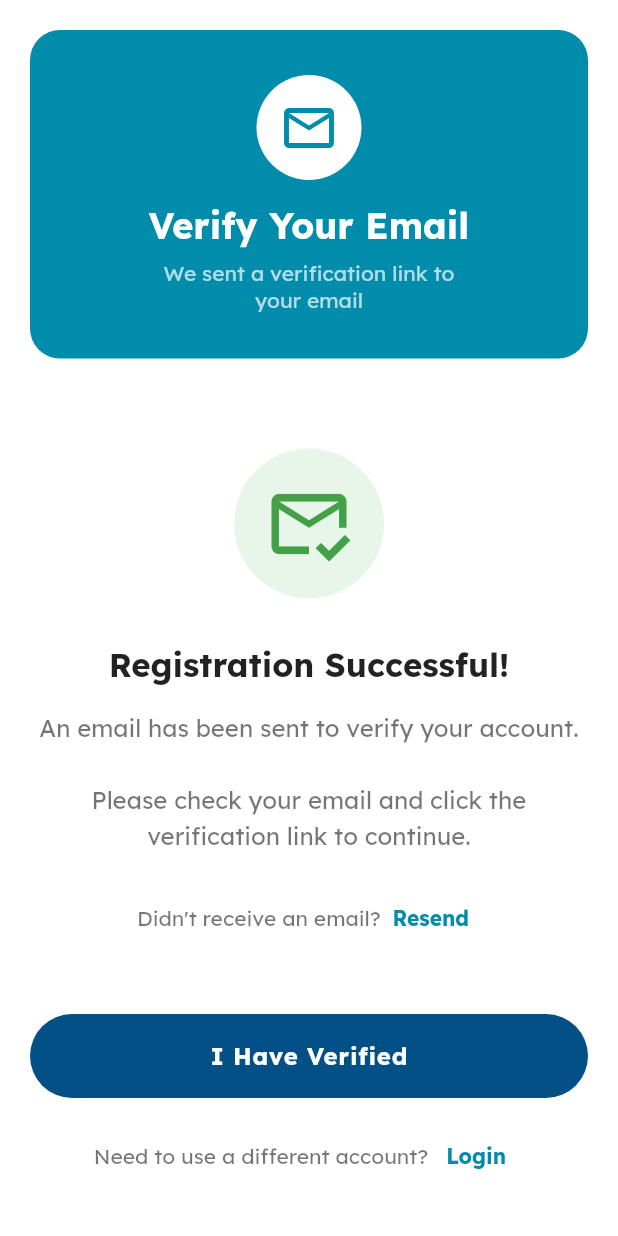
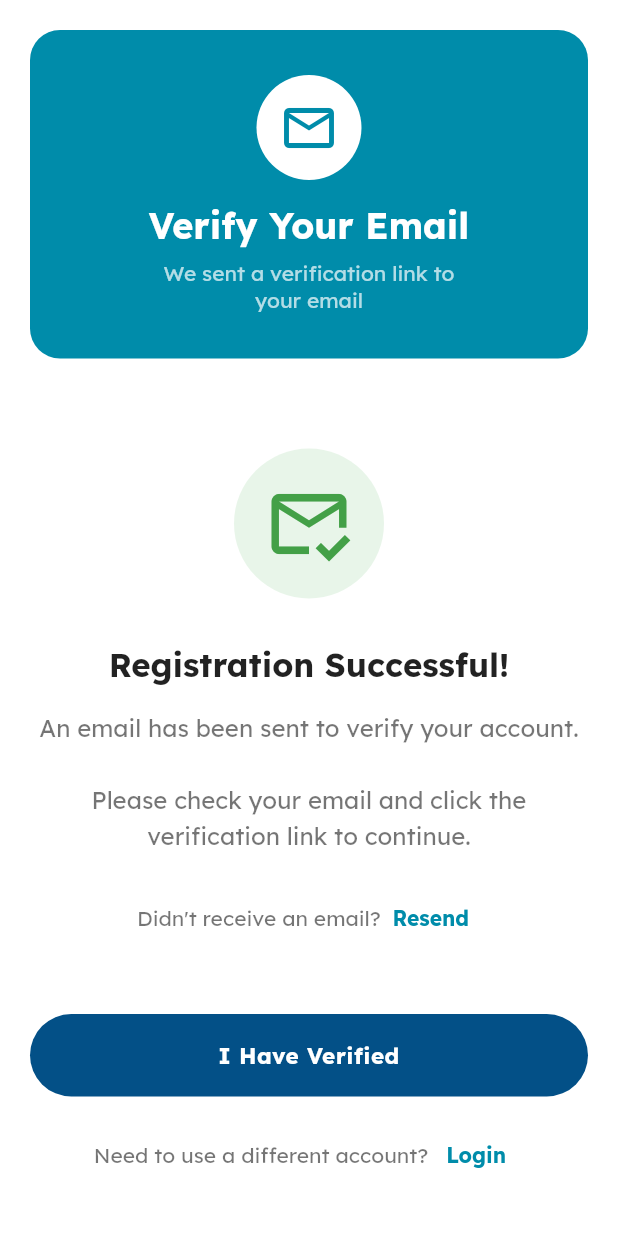
Before and after one commit to txlhae/tiri-frontend, a Flutter app: the EmailVerificationScreen screen opened by its route, on a phone screen of 412 x 824 dp. Run offline on Flutter 3.47's test engine with Material 3 defaults, Android fonts, the light colour scheme and no system bars; our stand-ins replace app_links, connectivity_plus, country_picker, dio, firebase_core, firebase_messaging and 15 more; missing offline and left inert: defer_pointer, mobile_scanner; accounts and stored records are empty; network calls fail.

Commit message:
cancel button layout updation for small screens

```diff
--- a/lib/screens/widgets/custom_widgets/custom_button.dart
+++ b/lib/screens/widgets/custom_widgets/custom_button.dart
@@ -29,7 +29,7 @@ class CustomButton extends StatelessWidget {
           child: Padding(
             padding: const EdgeInsets.symmetric(
               vertical: 18.0,
-              horizontal: 20.0,
+              horizontal: 12.0,
             ),
             child: Obx(
               () {
@@ -48,11 +48,14 @@ class CustomButton extends StatelessWidget {
                         )
                       : Text(
                           buttonText,
+                          maxLines: 1,
+                          overflow: TextOverflow.visible,
+                          textAlign: TextAlign.center,
                           style: const TextStyle(
                               color: Colors.white,
-                              fontSize: 16,
+                              fontSize: 15,
                               fontWeight: FontWeight.bold,
-                              letterSpacing: 0.5),
+                              letterSpacing: 0.3),
                         ),
                 );
               },
--- a/lib/screens/widgets/dialog_widgets/cancel_dialog.dart
+++ b/lib/screens/widgets/dialog_widgets/cancel_dialog.dart
@@ -84,7 +84,7 @@ class _CancelDialogState extends State<CancelDialog> {
                 )),
 
               Padding(
-                padding: const EdgeInsets.symmetric(horizontal: 40.0),
+                padding: const EdgeInsets.symmetric(horizontal: 30.0),
                 child: CustomButton(
                   buttonText: "Proceed to cancel",
                   onButtonPressed: () async {
@@ -165,7 +165,7 @@ class _CancelDialogState extends State<CancelDialog> {
               ),
               const SizedBox(height: 12),
               Padding(
-                padding: const EdgeInsets.symmetric(horizontal: 40.0),
+                padding: const EdgeInsets.symmetric(horizontal: 30.0),
                 child: CustomCancel(
                   buttonText: 'No',
                   onButtonPressed: () {
```
